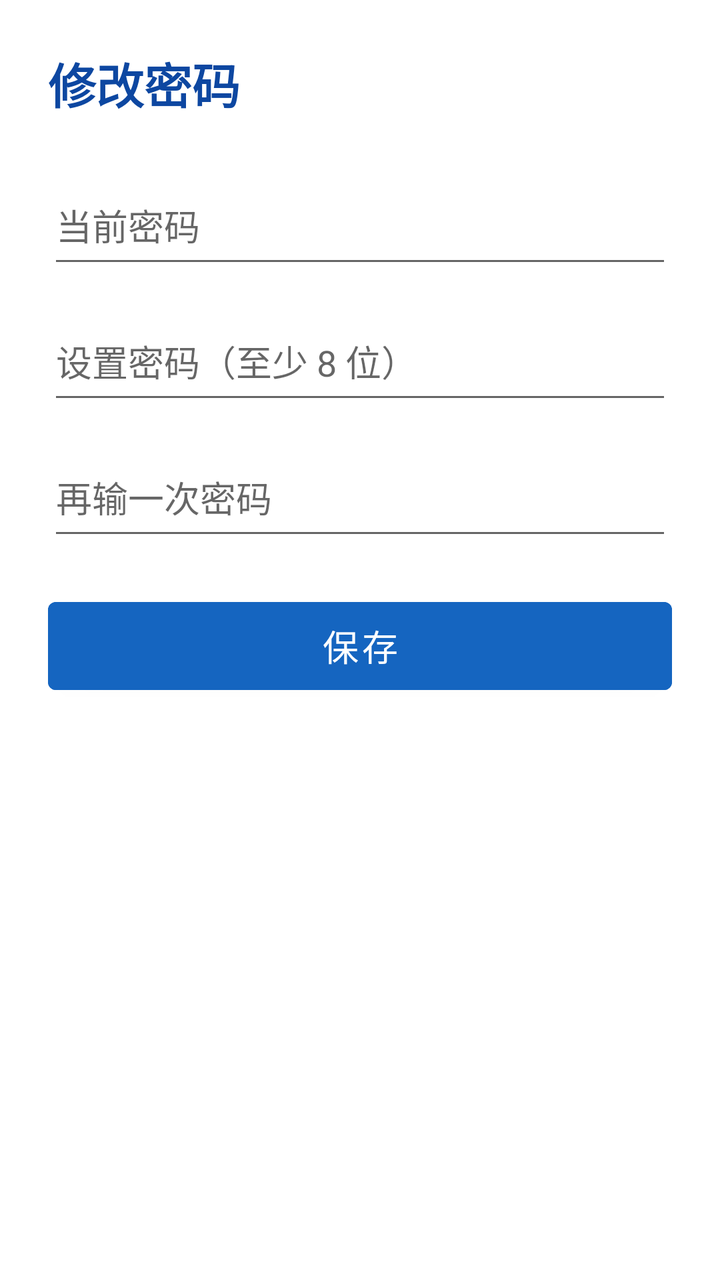
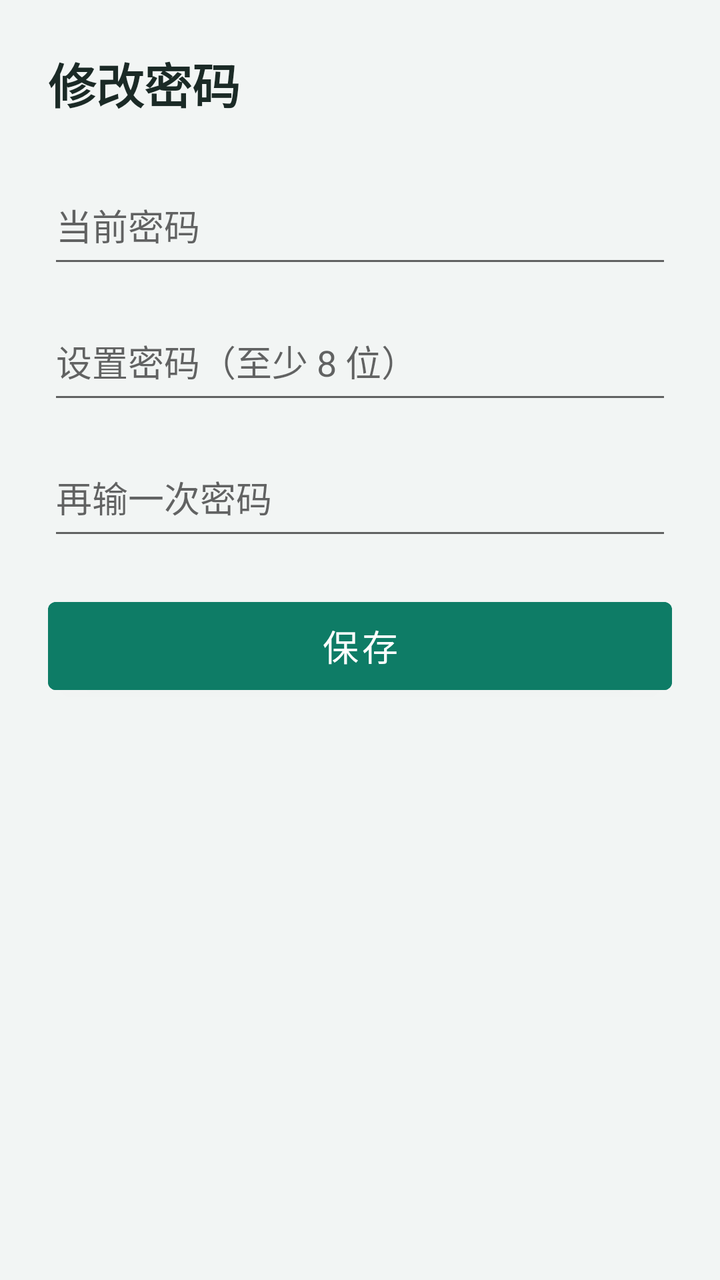

Compare the two renders of this Android layout. The source of the first and the diff that turns it into the second are given below.
<!-- AndroidManifest.xml: application theme Theme.ElderCare.Provision -->
<!-- res/layout/activity_change_password.xml -->
<?xml version="1.0" encoding="utf-8"?>
<ScrollView xmlns:android="http://schemas.android.com/apk/res/android"
    android:layout_width="match_parent"
    android:layout_height="match_parent"
    android:fillViewport="true">

    <LinearLayout
        android:layout_width="match_parent"
        android:layout_height="wrap_content"
        android:orientation="vertical"
        android:padding="24dp">

        <TextView
            android:layout_width="match_parent"
            android:layout_height="wrap_content"
            android:text="@string/title_change_password"
            android:textColor="@color/brand_dark"
            android:textSize="24sp"
            android:textStyle="bold" />

        <EditText
            android:id="@+id/etOldPassword"
            android:layout_width="match_parent"
            android:layout_height="56dp"
            android:layout_marginTop="24dp"
            android:hint="@string/hint_old_password"
            android:importantForAutofill="no"
            android:inputType="textPassword"
            android:textSize="18sp" />

        <EditText
            android:id="@+id/etNewPassword"
            android:layout_width="match_parent"
            android:layout_height="56dp"
            android:layout_marginTop="12dp"
            android:hint="@string/hint_password_new"
            android:importantForAutofill="no"
            android:inputType="textPassword"
            android:textSize="18sp" />

        <EditText
            android:id="@+id/etNewPasswordConfirm"
            android:layout_width="match_parent"
            android:layout_height="56dp"
            android:layout_marginTop="12dp"
            android:hint="@string/hint_password_confirm"
            android:importantForAutofill="no"
            android:inputType="textPassword"
            android:textSize="18sp" />

        <Button
            android:id="@+id/btnSave"
            android:layout_width="match_parent"
            android:layout_height="56dp"
            android:layout_marginTop="20dp"
            android:backgroundTint="@color/brand"
            android:text="@string/action_save"
            android:textSize="18sp" />

        <TextView
            android:id="@+id/tvResult"
            android:layout_width="match_parent"
            android:layout_height="wrap_content"
            android:layout_marginTop="16dp"
            android:textColor="@color/muted"
            android:textSize="16sp" />
    </LinearLayout>
</ScrollView>
<!-- resources referenced by this layout -->
<resources>
  <color name="brand">#1565C0</color>
  <color name="brand_dark">#0D47A1</color>
  <color name="muted">#616161</color>
  <string name="action_save">保存</string>
  <string name="hint_old_password">当前密码</string>
  <string name="hint_password_confirm">再输一次密码</string>
  <string name="hint_password_new">设置密码（至少 8 位）</string>
  <string name="title_change_password">修改密码</string>
  <style name="Theme.ElderCare.Provision" parent="Theme.MaterialComponents.DayNight.NoActionBar">
          <item name="colorPrimary">@color/brand</item>
          <item name="colorPrimaryDark">@color/brand_dark</item>
          <item name="colorAccent">@color/brand</item>
          <item name="android:textSize">16sp</item>
          <item name="android:windowBackground">@color/white</item>
      </style>
  <color name="white">#FFFFFFFF</color>
</resources>

<!-- the commit's change to res/layout/activity_change_password.xml (unified diff, before → after) -->
@@ -1,4 +1,5 @@
 <?xml version="1.0" encoding="utf-8"?>
+
 <ScrollView xmlns:android="http://schemas.android.com/apk/res/android"
     android:layout_width="match_parent"
     android:layout_height="match_parent"
<!-- resource entries referenced after the edit -->
@@ -1,20 +1,21 @@
 <!-- resources referenced by this layout -->
 <resources>
-  <color name="brand">#1565C0</color>
-  <color name="brand_dark">#0D47A1</color>
-  <color name="muted">#616161</color>
+  <color name="brand">#0E7C66</color>
+  <color name="brand_dark">#1B2A26</color>
+  <color name="muted">#5C6B66</color>
   <string name="action_save">保存</string>
   <string name="hint_old_password">当前密码</string>
   <string name="hint_password_confirm">再输一次密码</string>
   <string name="hint_password_new">设置密码（至少 8 位）</string>
   <string name="title_change_password">修改密码</string>
   <style name="Theme.ElderCare.Provision" parent="Theme.MaterialComponents.DayNight.NoActionBar">
-          <item name="colorPrimary">@color/brand</item>
+          <item name="colorPrimary">@color/color_primary</item>
           <item name="colorPrimaryDark">@color/brand_dark</item>
           <item name="colorAccent">@color/brand</item>
           <item name="android:textSize">16sp</item>
-          <item name="android:windowBackground">@color/white</item>
+          <item name="android:windowBackground">@color/page_bg</item>
       </style>
-  <color name="white">#FFFFFFFF</color>
+  <color name="color_primary">#0E7C66</color>
+  <color name="page_bg">#F2F5F4</color>
 </resources>
 
